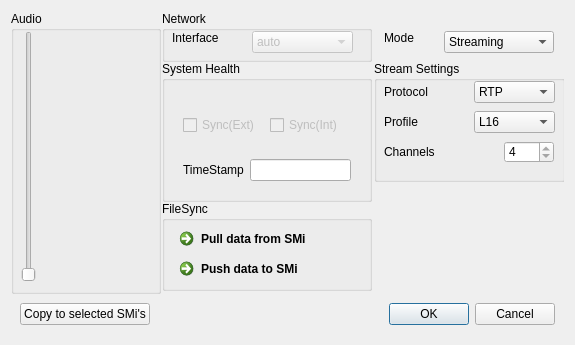
The window that WILMA/gui/UIs/SMconfig.ui (iem-projects/WILMAmix) describes before a commit, drawn with Qt 5.
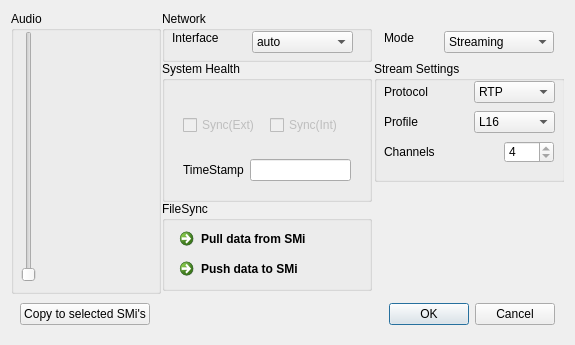
The same window after the commit. Custom widgets are drawn as their Qt base class.

Commit message: enable interface settings

Patch:
```diff
--- a/WILMA/gui/UIs/SMconfig.ui
+++ b/WILMA/gui/UIs/SMconfig.ui
@@ -120,7 +120,7 @@
          </property>
          <widget class="QComboBox" name="networkInterface">
           <property name="enabled">
-           <bool>false</bool>
+           <bool>true</bool>
           </property>
           <property name="geometry">
            <rect>
```
